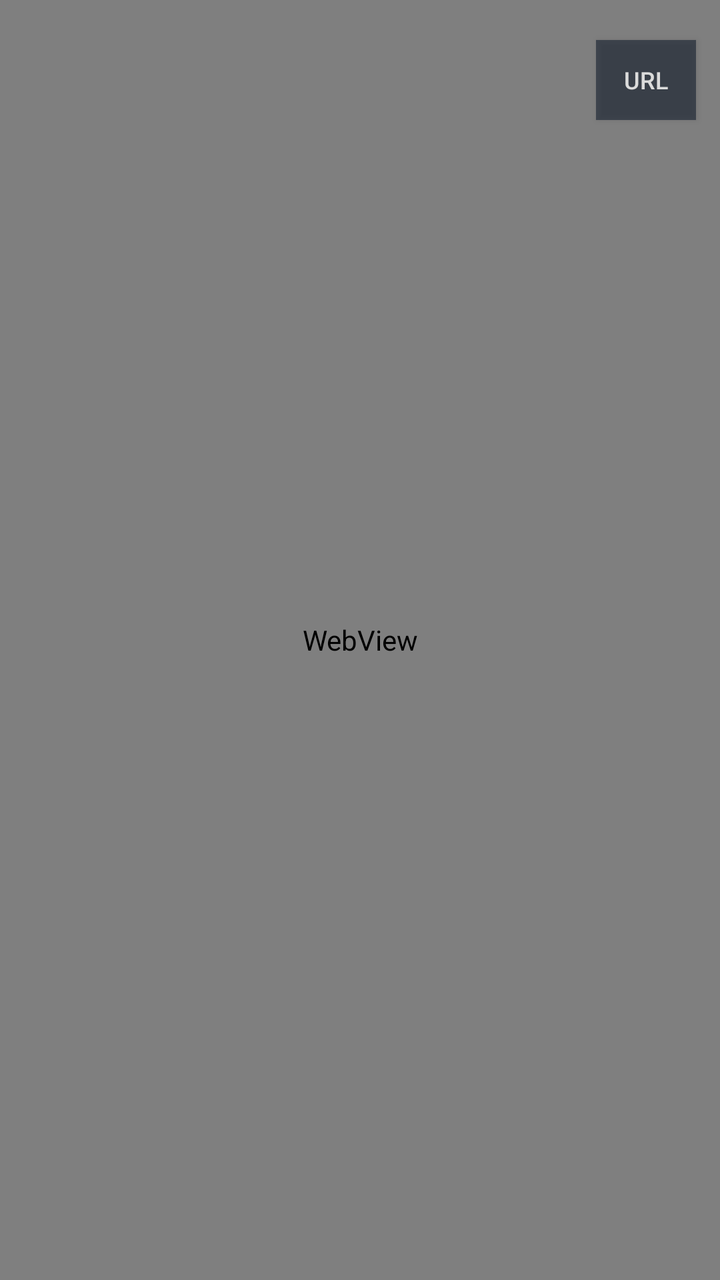
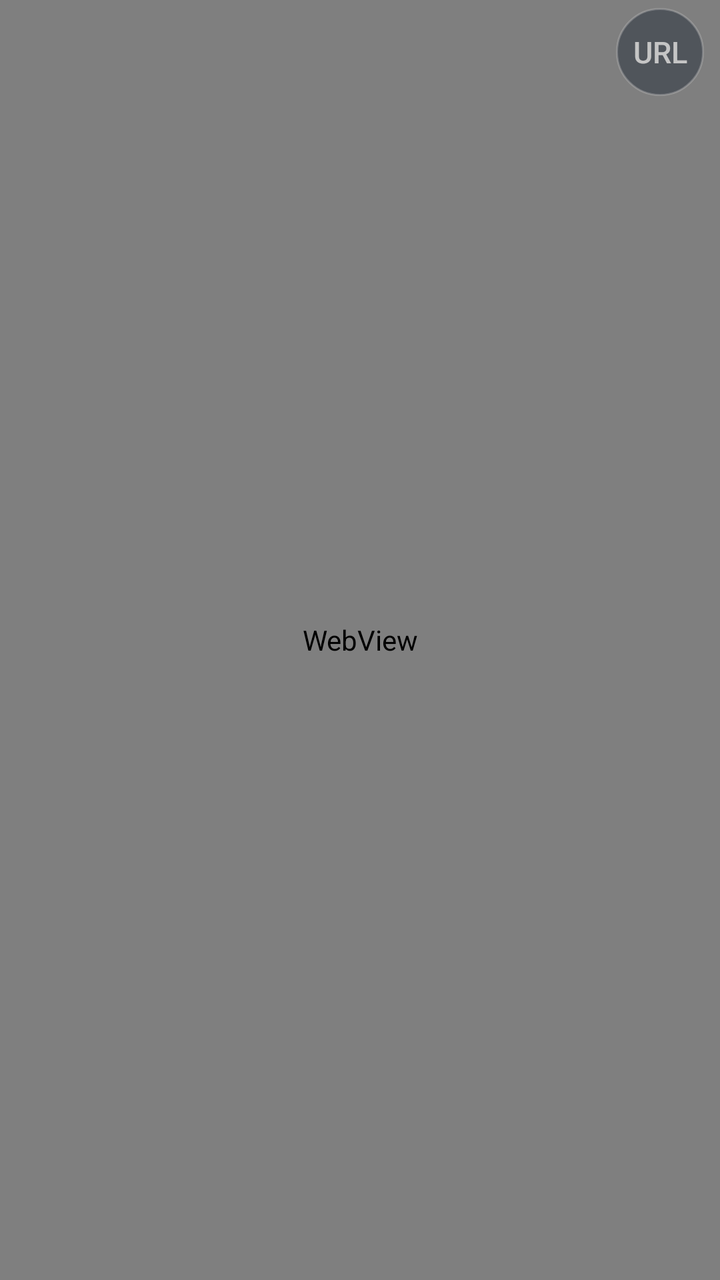

An Android layout rendered at two revisions. The XML below is the earlier revision; the diff shows what the commit changed to produce the second picture.
<!-- AndroidManifest.xml: application theme AppTheme -->
<!-- res/layout/activity_web.xml -->
<?xml version="1.0" encoding="utf-8"?>
<FrameLayout xmlns:android="http://schemas.android.com/apk/res/android"
    android:layout_width="match_parent"
    android:layout_height="match_parent"
    android:background="#FF000000">

    <WebView
        android:id="@+id/webView"
        android:layout_width="match_parent"
        android:layout_height="match_parent" />

    
    <Button
        android:id="@+id/changeUrlButton"
        android:layout_width="wrap_content"
        android:layout_height="40dp"
        android:layout_gravity="top|end"
        android:layout_marginTop="20dp"
        android:layout_marginEnd="12dp"
        android:alpha="0.75"
        android:background="#CC16202F"
        android:minWidth="0dp"
        android:paddingStart="14dp"
        android:paddingEnd="14dp"
        android:text="@string/action_change_url"
        android:textAllCaps="false"
        android:textColor="#FFFFFFFF"
        android:textSize="12sp" />

</FrameLayout>
<!-- resources referenced by this layout -->
<resources>
  <string name="action_change_url">URL</string>
  <style name="AppTheme" parent="@android:style/Theme.Material.NoActionBar">
          <item name="android:windowBackground">#FF0B1220</item>
      </style>
</resources>

<!-- the commit's change to res/layout/activity_web.xml (unified diff, before → after) -->
@@ -10,21 +10,23 @@
         android:layout_height="match_parent" />
 
     
+    
     <Button
         android:id="@+id/changeUrlButton"
-        android:layout_width="wrap_content"
-        android:layout_height="40dp"
+        android:layout_width="44dp"
+        android:layout_height="44dp"
         android:layout_gravity="top|end"
-        android:layout_marginTop="20dp"
-        android:layout_marginEnd="12dp"
-        android:alpha="0.75"
-        android:background="#CC16202F"
+        android:layout_marginTop="4dp"
+        android:layout_marginEnd="8dp"
+        android:alpha="0.55"
+        android:background="@drawable/url_button_bg"
+        android:contentDescription="@string/action_change_url"
         android:minWidth="0dp"
-        android:paddingStart="14dp"
-        android:paddingEnd="14dp"
-        android:text="@string/action_change_url"
+        android:paddingStart="0dp"
+        android:paddingEnd="0dp"
+        android:text="@string/url_button_short"
         android:textAllCaps="false"
         android:textColor="#FFFFFFFF"
-        android:textSize="12sp" />
+        android:textSize="15sp" />
 
 </FrameLayout>
<!-- resource entries referenced after the edit -->
@@ -1,6 +1,13 @@
 <!-- resources referenced by this layout -->
 <resources>
+  <!-- drawable url_button_bg (drawable) -->
+  <?xml version="1.0" encoding="utf-8"?>
+  <shape xmlns:android="http://schemas.android.com/apk/res/android" android:shape="oval">
+      <solid android:color="#CC16202F" />
+      <stroke android:width="1dp" android:color="#55FFFFFF" />
+  </shape>
   <string name="action_change_url">URL</string>
+  <string name="url_button_short">URL</string>
   <style name="AppTheme" parent="@android:style/Theme.Material.NoActionBar">
           <item name="android:windowBackground">#FF0B1220</item>
       </style>
